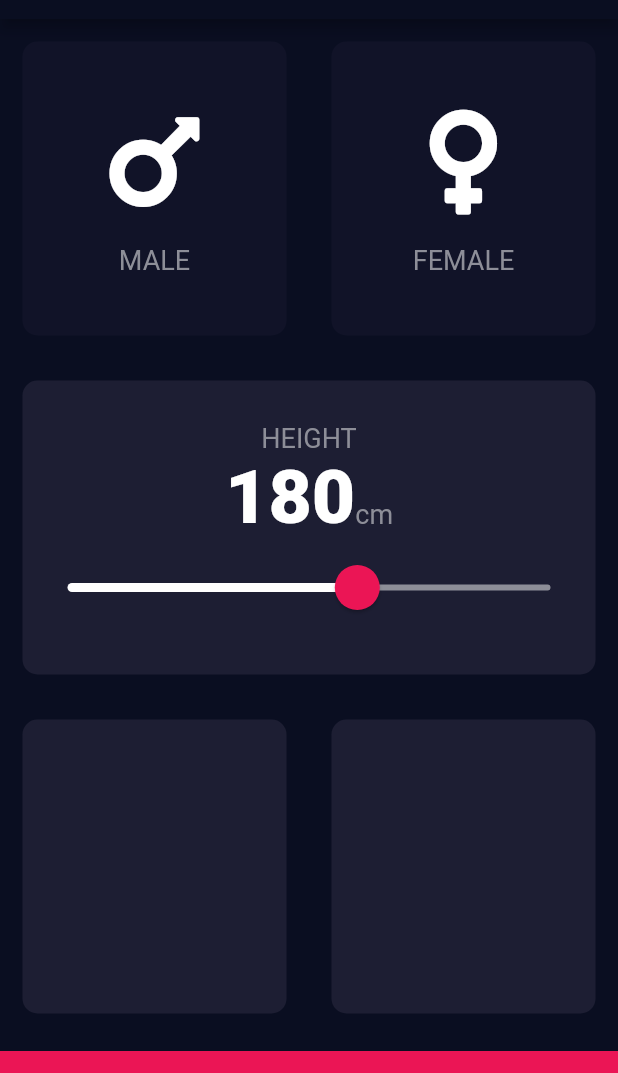
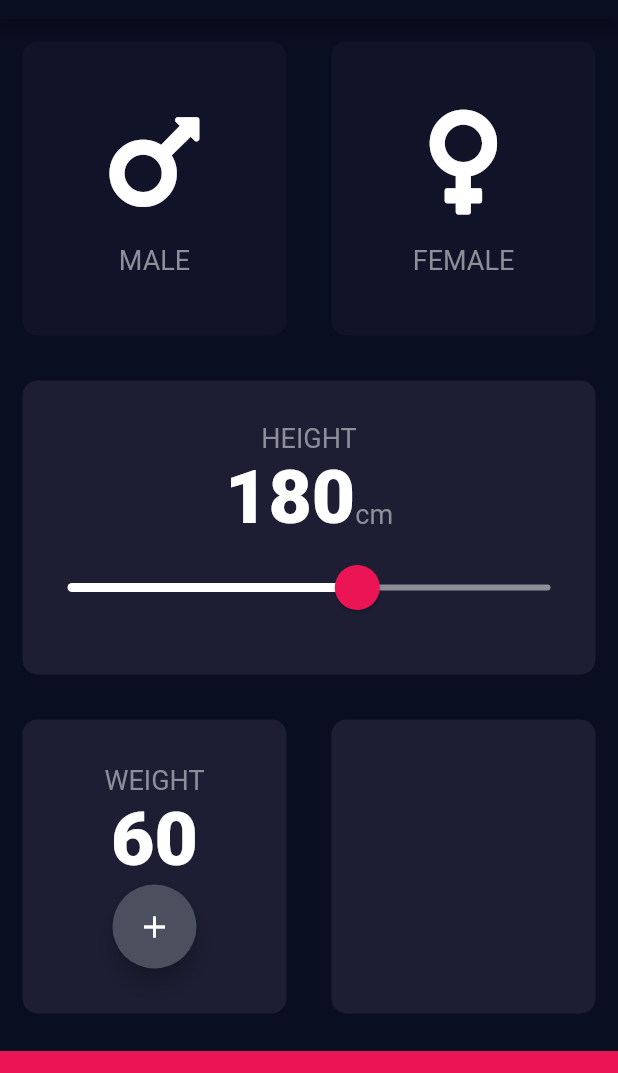
Before and after one commit to leetrent/bmi-calculator-flutter, a Flutter app: the screen it shows after launch, on a phone screen of 412 x 824 dp, the part 65-1138 px from its top. Run offline on Flutter 3.47's test engine with Material 2 defaults, Android fonts, the phone set to English and light mode, and no system bars; our stand-ins replace font_awesome_flutter.

Commit message:
Populates 'WEIGHT' card (lower-left)

```diff
--- a/lib/input_page.dart
+++ b/lib/input_page.dart
@@ -20,6 +20,7 @@ class _InputPageState extends State<InputPage> {
   Color femaleCardColor = kInactiveCardColor;
 
   int height = 180;
+  int weight = 60;
 
   @override
   Widget build(BuildContext context) {
@@ -123,7 +124,29 @@ class _InputPageState extends State<InputPage> {
             child: Row(
               children: <Widget>[
                 Expanded(
-                  child: ReusableCard(colour: kActiveCardColor),
+                  child: ReusableCard(
+                    colour: kActiveCardColor,
+                    childChild: Column(
+                      mainAxisAlignment: MainAxisAlignment.center,
+                      children: <Widget>[
+                        Text(
+                          'WEIGHT',
+                          style: kLabelTextStyle,
+                        ),
+                        Text(
+                          weight.toString(),
+                          style: kNumberTextStyle,
+                        ),
+                        FloatingActionButton(
+                          backgroundColor: Color(0xFF4C4F5E),
+                          child: Icon(
+                            Icons.add,
+                            color: Colors.white,
+                          ),
+                        )
+                      ],
+                    ),
+                  ),
                 ),
                 Expanded(
                   child: ReusableCard(colour: kActiveCardColor),
```
